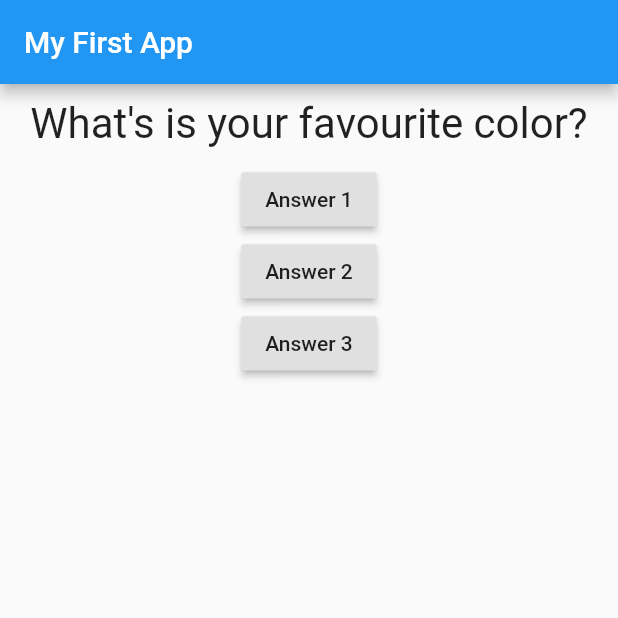
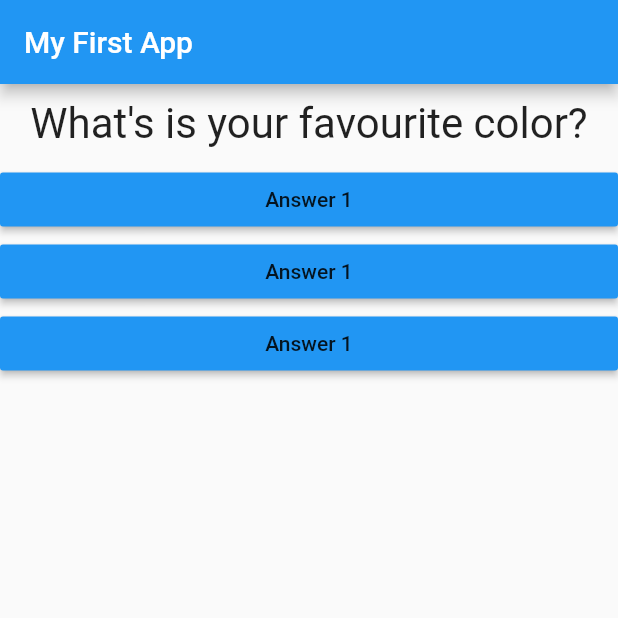
Before and after one commit to raymond2012/flutter-complete-guide, a Flutter app: the screen it shows after launch, on a phone screen of 412 x 824 dp, the top half of it. Run offline on Flutter 3.47's test engine with Material 2 defaults, Android fonts, the phone set to English and light mode, and no system bars.

Commit message:
Add callback function to the answer widget

```diff
--- /dev/null
+++ b/lib/answer.dart
@@ -0,0 +1,18 @@
+import 'package:flutter/material.dart';
+
+class Answer extends StatelessWidget {
+  final Function selectHandler;
+
+  Answer(this.selectHandler);
+  @override
+  Widget build(BuildContext context) {
+    return Container(
+      width: double.infinity,
+      child: RaisedButton(
+        color: Colors.blue,
+        child: Text('Answer 1'),
+        onPressed: selectHandler,
+      ),
+    );
+  }
+}
--- a/lib/main.dart
+++ b/lib/main.dart
@@ -1,6 +1,7 @@
 import 'package:flutter/material.dart';
 
 import './question.dart';
+import './answer.dart';
 
 // void main() {
 //   runApp(MyApp());
@@ -40,21 +41,9 @@ class _MyAppState extends State<MyApp> {
               Question(
                 questions[_questionIndex],
               ),
-              RaisedButton(
-                child: Text('Answer 1'),
-                onPressed: _answerQuestion,
-              ),
-              RaisedButton(
-                child: Text('Answer 2'),
-                onPressed: () => print("Answer 2 chosen!"),
-              ),
-              RaisedButton(
-                child: Text('Answer 3'),
-                onPressed: () {
-                  // ...
-                  print('Answer 3 chosen!');
-                },
-              ),
+              Answer(_answerQuestion),
+              Answer(_answerQuestion),
+              Answer(_answerQuestion),
             ],
           )),
     );
```
